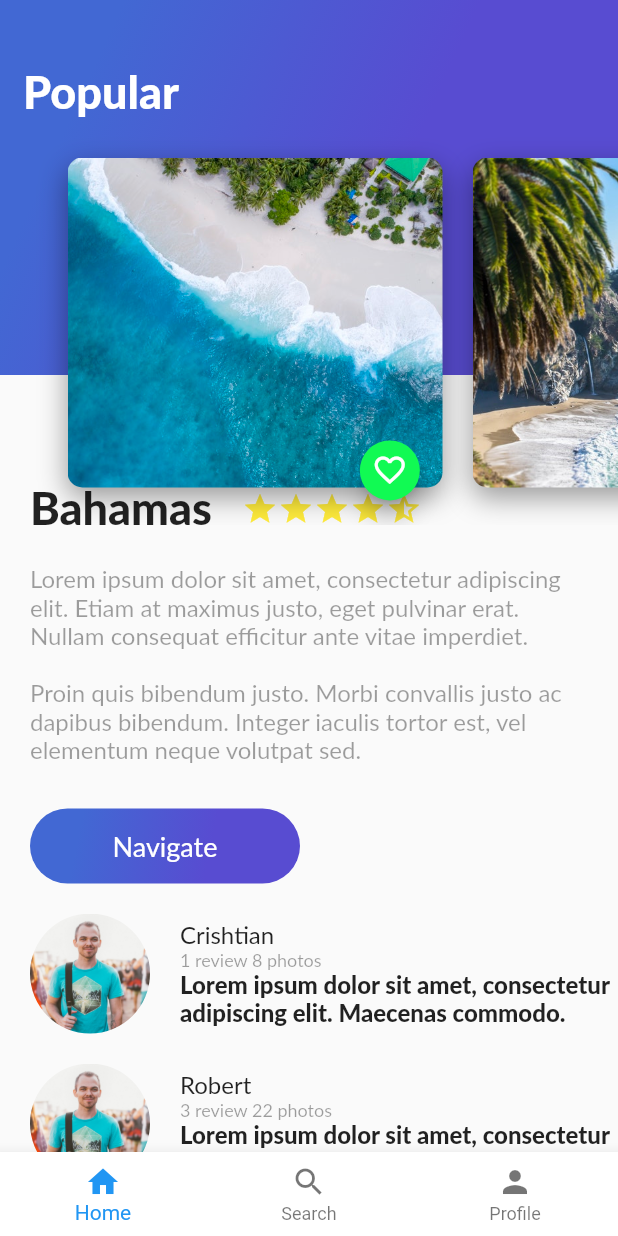
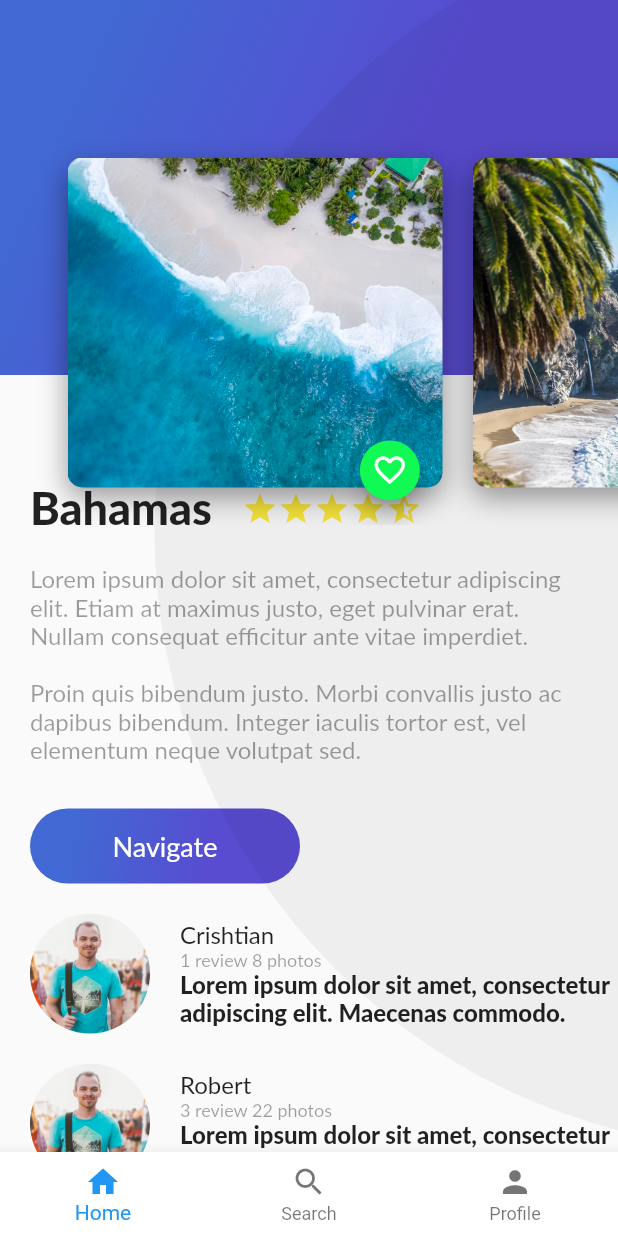
Before and after one commit to Cristhho/platzi-trips-flutter, a Flutter app: the PlatziTrips screen opened directly, on a phone screen of 412 x 824 dp. Run offline on Flutter 3.47's test engine with Material 2 defaults, Android fonts, the phone set to English and light mode, and no system bars; our stand-ins replace cloud_firestore, firebase_auth, google_sign_in; missing offline and left inert: generic_bloc_provider; accounts and stored records are empty; Roboto replaces fonts that are missing (Lato).

Commit message:
generic gradient, avoid text overflow

```diff
--- a/lib/place/ui/screens/header_app_bar.dart
+++ b/lib/place/ui/screens/header_app_bar.dart
@@ -7,7 +7,7 @@ class HeaderAppBar extends StatelessWidget {
   Widget build(BuildContext context) {
     return Stack(
       children: <Widget>[
-        new  GradientBack(title: 'Popular', height: 250.0,),
+        new  GradientBack(height: 250.0),
         new CardImageList()
       ],
     );
--- a/lib/widgets/gradient_back.dart
+++ b/lib/widgets/gradient_back.dart
@@ -9,8 +9,16 @@ class GradientBack extends StatelessWidget {
 
   @override
   Widget build(BuildContext context) {
+
+    double screenHeight = MediaQuery.of(context).size.height;
+    double screenWidth = MediaQuery.of(context).size.width;
+
+    if(height == null)
+      height = screenHeight;
+
     return Container(
       height: this.height,
+      width: screenWidth,
       decoration: BoxDecoration(
         gradient: LinearGradient(
           colors: [
@@ -23,7 +31,19 @@ class GradientBack extends StatelessWidget {
           tileMode: TileMode.clamp
         )
       ),
-      child: Text(
+      child: FittedBox(
+        fit: BoxFit.none,
+        alignment: Alignment(-1.5, -0.8),
+        child: Container(
+          width: screenHeight,
+          height: screenHeight,
+          decoration: BoxDecoration(
+            color: Color.fromRGBO(0, 0, 0, 0.05),
+            borderRadius: BorderRadius.circular(screenHeight / 2)
+          ),
+        ),
+      ),
+      /*Text(
         this.title,
         style: TextStyle(
           color: Colors.white,
@@ -31,8 +51,7 @@ class GradientBack extends StatelessWidget {
           fontFamily: 'Lato',
           fontWeight: FontWeight.w800
         ),
-      ),
-      alignment: Alignment(-0.9, -0.6),
+      ),*/
     );
   }
 
```
Also changed, not shown: lib/user/ui/screens/signin.dart (+12 -7 lines).
